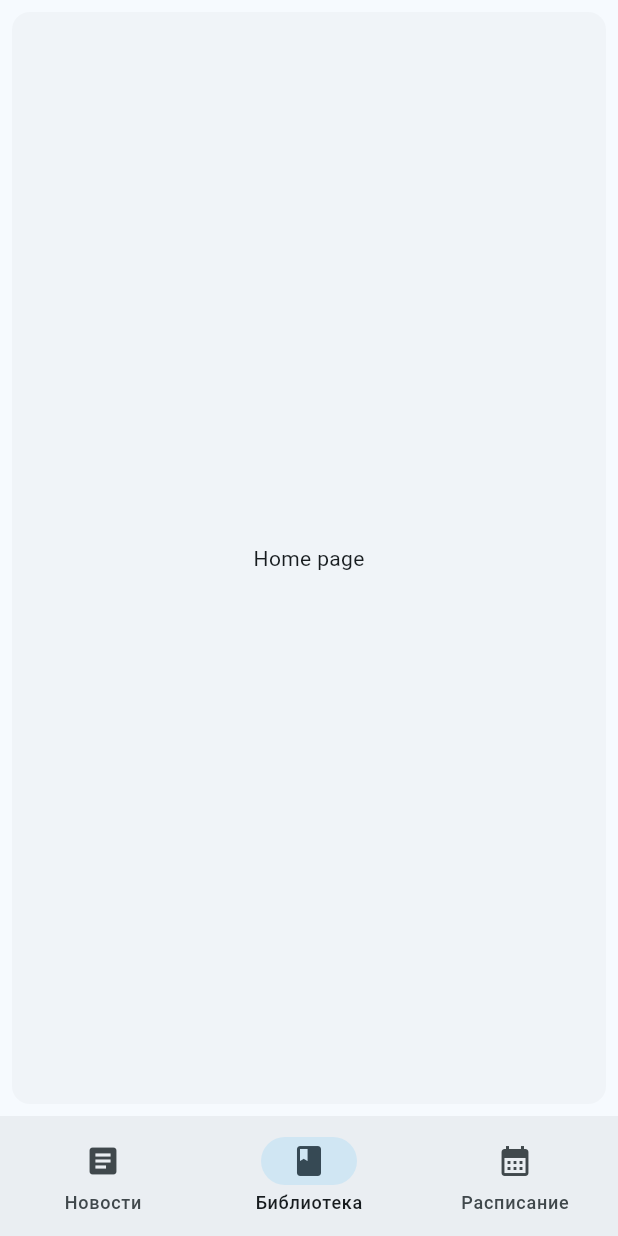
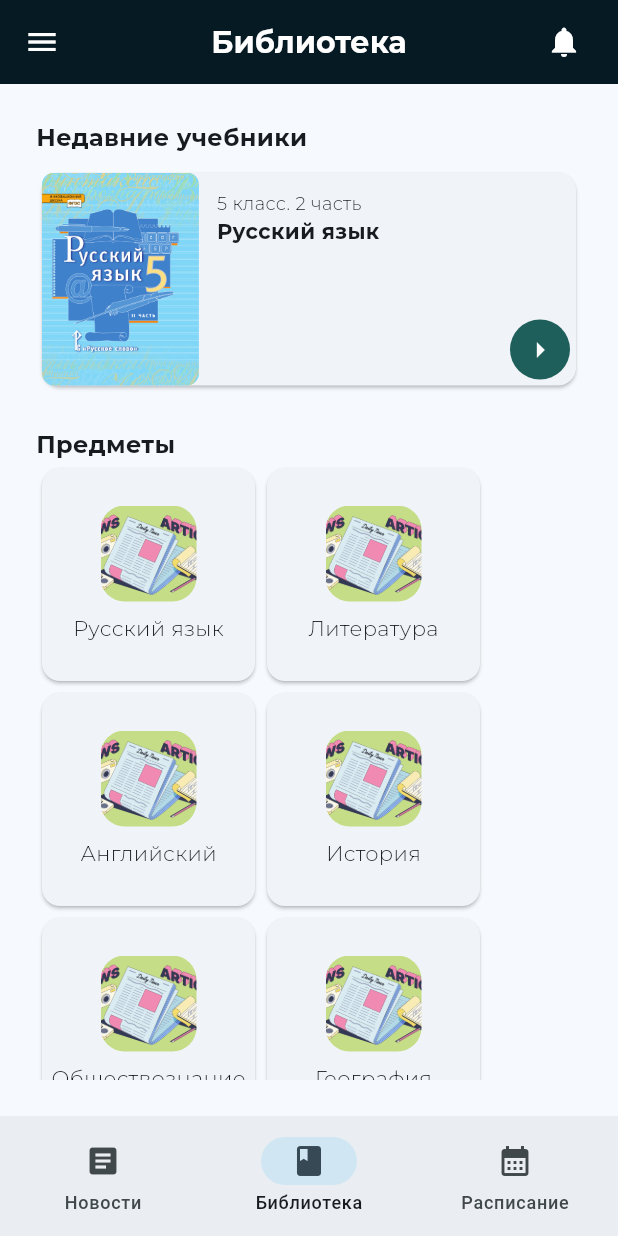
Before and after one commit to gabralava/school_manager, a Flutter app: the screen it shows after launch, item 2 of the bottom bar chosen, on a phone screen of 412 x 824 dp. Run offline on Flutter 3.47's test engine with Material 3 defaults, Android fonts, the phone set to English and light mode, and no system bars; project files that could hold a hidden picture were left out.

Commit message:
Adding library screen

```diff
--- a/lib/main.dart
+++ b/lib/main.dart
@@ -1,5 +1,6 @@
 
 import 'package:flutter/material.dart';
+import 'package:school_manager/presentation/library_page.dart';
 import 'package:school_manager/presentation/main_page.dart';
 
 void main() => runApp(const MyApp());
@@ -47,17 +48,7 @@ class _NavBarState extends State<NavBar> {
       ),
       body: <Widget>[
         const BasicScreen(),
-        const Card(
-          shadowColor: Colors.transparent,
-          margin: EdgeInsets.all(8.0),
-          child: SizedBox.expand(
-            child: Center(
-              child: Text(
-                'Home page',
-              ),
-            ),
-          ),
-        ),
+        const LibraryScreen(),
 
         const Padding(
           padding: EdgeInsets.all(8.0),
--- a/lib/presentation/custom_widgets/horizontal_card_widget.dart
+++ b/lib/presentation/custom_widgets/horizontal_card_widget.dart
@@ -1,3 +1,11 @@
+/*
+
+Здесь описаны виджеты с горизонтальным представлением, т.е с использованием Row()
+HorizontalCardWidget() используется в BasicScreen
+RecentBookWidget() используется в LibraryScreen
+
+*/
+
 import 'package:flutter/material.dart';
 
 class HorizontalCardWidget extends StatelessWidget {
@@ -12,7 +20,12 @@ class HorizontalCardWidget extends StatelessWidget {
           children: [
             ClipRRect(
               borderRadius: BorderRadius.circular(8),
-                        child: const Image(image: AssetImage('assets/images/BMD-3398.png'), width: 100, height: 100, fit: BoxFit.fitHeight,),
+              child: const Image(
+                image: AssetImage('assets/images/BMD-3398.png'),
+                width: 100,
+                height: 100,
+                fit: BoxFit.fitHeight,
+              ),
             ),
             const Padding(padding: EdgeInsets.only(right: 12)),
             const Padding(
@@ -20,8 +33,18 @@ class HorizontalCardWidget extends StatelessWidget {
               child: Column(
                 crossAxisAlignment: CrossAxisAlignment.start,
                 children: [
-                            Text('Headline', style: TextStyle(fontFamily: 'Montserrat', fontWeight: FontWeight.w700, fontSize: 14),),
-                            Text('Description', style: TextStyle(fontFamily: 'Montserrat', fontWeight: FontWeight.w400, fontSize: 12))
+                  Text(
+                    'Headline',
+                    style: TextStyle(
+                        fontFamily: 'Montserrat',
+                        fontWeight: FontWeight.w700,
+                        fontSize: 14),
+                  ),
+                  Text('Description',
+                      style: TextStyle(
+                          fontFamily: 'Montserrat',
+                          fontWeight: FontWeight.w400,
+                          fontSize: 12))
                 ],
               ),
             ),
@@ -32,9 +55,13 @@ class HorizontalCardWidget extends StatelessWidget {
               child: IconButton(
                 onPressed: null,
                 iconSize: 24,
-                            icon: Icon(Icons.arrow_right, color: Colors.white,),
+                icon: Icon(
+                  Icons.arrow_right,
+                  color: Colors.white,
+                ),
                 style: ButtonStyle(
-                              backgroundColor: MaterialStatePropertyAll(Color.fromRGBO(31, 95, 91, 1)),
+                  backgroundColor:
+                      MaterialStatePropertyAll(Color.fromRGBO(31, 95, 91, 1)),
                 ),
               ),
             ),
@@ -44,3 +71,63 @@ class HorizontalCardWidget extends StatelessWidget {
     );
   }
 }
+
+class RecentBookWidget extends StatelessWidget {
+  const RecentBookWidget({super.key});
+
+  @override
+  Widget build(BuildContext context) {
+    return SizedBox(
+      height: 150,
+      child: Card(
+        child: Row(
+          children: [
+            ClipRRect(
+              borderRadius: BorderRadius.circular(8),
+              child: const Image(
+                image: AssetImage('assets/images/Rus.jpg'),
+              ),
+            ),
+            const Padding(padding: EdgeInsets.only(right: 12)),
+            const Padding(
+              padding: EdgeInsets.only(top: 12, bottom: 12),
+              child: Column(
+                crossAxisAlignment: CrossAxisAlignment.start,
+                children: [
+                  Text('5 класс. 2 часть',
+                      style: TextStyle(
+                          fontFamily: 'Montserrat',
+                          fontWeight: FontWeight.w400,
+                          fontSize: 12)),
+                  Text(
+                    'Русский язык',
+                    style: TextStyle(
+                        fontFamily: 'Montserrat',
+                        fontWeight: FontWeight.w700,
+                        fontSize: 14),
+                  ),
+                ],
+              ),
+            ),
+            const Spacer(),
+            const Align(
+              alignment: Alignment.bottomRight,
+              child: IconButton(
+                onPressed: null,
+                iconSize: 24,
+                icon: Icon(
+                  Icons.arrow_right,
+                  color: Colors.white,
+                ),
+                style: ButtonStyle(
+                  backgroundColor:
+                      MaterialStatePropertyAll(Color.fromRGBO(31, 95, 91, 1)),
+                ),
+              ),
+            ),
+          ],
+        ),
+      ),
+    );
+  }
+}
--- /dev/null
+++ b/lib/presentation/custom_widgets/subject_widget.dart
@@ -0,0 +1,45 @@
+/*
+
+  SubjectWidget - виджет для предметов
+  Принимает 2 аргумента: subject, iconPath
+  subject - название предмета в виде строки (желательно писать с заглавной буквы)
+  iconPath - путь к иконке изображения
+  // TODO: Сделать чтобы можно было прописывать только название иконки (сделать дефолтным путь до иконки assets/icons/)
+  // TODO: Добавить папку icons в assets
+
+*/
+
+
+import 'package:flutter/material.dart';
+
+class SubjectWidget extends StatelessWidget {
+  final String subject;
+  final String iconPath;
+  const SubjectWidget(
+      {super.key, required this.subject, required this.iconPath});
+
+  @override
+  Widget build(BuildContext context) {
+    return SizedBox(
+      height: 150,
+      width: 150,
+      child: Card(
+        child: Column(
+          mainAxisAlignment: MainAxisAlignment.center,
+          children: [
+            ClipRRect(
+              borderRadius: BorderRadius.circular(16),
+              child: Image(
+              image: AssetImage(iconPath),
+              height: 64,
+              width: 64,
+              fit: BoxFit.cover,
+            )),
+            const Padding(padding: EdgeInsets.only(bottom: 8)),
+            Text(subject, style: TextStyle(fontFamily: 'Montserrat', fontWeight: FontWeight.w400, fontSize: 14),),
+          ],
+        ),
+      ),
+    );
+  }
+}
--- a/lib/presentation/custom_widgets/vertical_card_widget.dart
+++ b/lib/presentation/custom_widgets/vertical_card_widget.dart
@@ -1,3 +1,10 @@
+/*
+
+Здесь описаны виджеты с вертикальным представлением, т.е. с использованием Column()
+VerticalCardWidget() используется в BasicScreen
+
+*/
+
 import 'package:flutter/material.dart';
 
 class VerticalCardWidget extends StatelessWidget {
@@ -13,15 +20,28 @@ class VerticalCardWidget extends StatelessWidget {
         children: [
           ClipRRect(
             borderRadius: BorderRadius.circular(8),
-                              child: const Image(image: AssetImage('assets/images/BMD-3398.png'), height: 150, fit: BoxFit.fitHeight),
+            child: const Image(
+                image: AssetImage('assets/images/BMD-3398.png'),
+                height: 150,
+                fit: BoxFit.fitHeight),
           ),
           const Padding(
             padding: EdgeInsets.all(12),
             child: Column(
               crossAxisAlignment: CrossAxisAlignment.start,
               children: [
-                                  Text('Headline', style: TextStyle(fontFamily: 'Montserrat', fontWeight: FontWeight.w700, fontSize: 14)),
-                                  Text('Description', style: TextStyle(fontFamily: 'Montserrat', fontWeight: FontWeight.w400, fontSize: 12),),
+                Text('Headline',
+                    style: TextStyle(
+                        fontFamily: 'Montserrat',
+                        fontWeight: FontWeight.w700,
+                        fontSize: 14)),
+                Text(
+                  'Description',
+                  style: TextStyle(
+                      fontFamily: 'Montserrat',
+                      fontWeight: FontWeight.w400,
+                      fontSize: 12),
+                ),
                 Padding(padding: EdgeInsets.only(bottom: 48)),
                 Align(
                   alignment: Alignment.bottomRight,
@@ -31,20 +51,18 @@ class VerticalCardWidget extends StatelessWidget {
                     child: ElevatedButton(
                       onPressed: null,
                       style: ButtonStyle(
-                                          backgroundColor: MaterialStatePropertyAll(Color.fromRGBO(31, 95, 91, 1))
-                                        ),
-                                        child: Text('Перейти', style: TextStyle(color: Colors.white, fontSize: 12)),
+                          backgroundColor: MaterialStatePropertyAll(
+                              Color.fromRGBO(31, 95, 91, 1))),
+                      child: Text('Перейти',
+                          style: TextStyle(color: Colors.white, fontSize: 12)),
                     ),
                   ),
                 )
               ],
             ),
           )
-
         ],
-                        )
-
-                      ),
+      )),
     );
   }
 }
--- /dev/null
+++ b/lib/presentation/library_page.dart
@@ -0,0 +1,192 @@
+import 'package:flutter/material.dart';
+import 'package:school_manager/presentation/custom_widgets/horizontal_card_widget.dart';
+import 'package:school_manager/presentation/custom_widgets/subject_widget.dart';
+
+class LibraryScreen extends StatelessWidget {
+  const LibraryScreen({super.key});
+
+  @override
+  Widget build(BuildContext context) {
+    return Scaffold(
+      appBar: AppBar(
+        title: const Text(
+          'Библиотека',
+          style: TextStyle(
+            fontFamily: 'Montserrat',
+            fontWeight: FontWeight.w800,
+            fontSize: 20,
+            color: Colors.white,
+          ),
+        ),
+        iconTheme: const IconThemeData(color: Colors.white),
+        centerTitle: true,
+        actions: const [
+          Padding(
+              padding: EdgeInsets.only(right: 24),
+              child: Icon(Icons.notifications)),
+        ],
+        backgroundColor: const Color.fromRGBO(6, 26, 35, 1),
+      ),
+      drawer: const Drawer(
+        backgroundColor: Colors.white,
+        child: Column(
+          children: <Widget>[
+            DrawerHeader(
+                child: Column(
+              children: <Widget>[
+                Icon(
+                  Icons.account_circle,
+                  size: 48,
+                ),
+                Text(
+                    style: TextStyle(
+                      fontFamily: 'Montserrat',
+                      fontWeight: FontWeight.w800,
+                      fontSize: 20,
+                    ),
+                    'Абралава Георгий'),
+                Text('Ученик 11а класса',
+                    style: TextStyle(
+                      fontFamily: 'Montserrat',
+                      fontWeight: FontWeight.w400,
+                      fontSize: 14,
+                    )),
+                Padding(padding: EdgeInsets.only(top: 19)),
+                Text(
+                  'Средняя успеваемость: 4.5',
+                  style: TextStyle(
+                      fontFamily: 'Montserrat',
+                      fontWeight: FontWeight.w400,
+                      fontSize: 12),
+                ),
+              ],
+            )),
+            Padding(
+              padding:
+                  EdgeInsets.only(top: 12, left: 24, right: 24, bottom: 12),
+              child: Column(
+                children: [
+                  Row(
+                    children: [
+                      Icon(Icons.account_circle),
+                      Padding(padding: EdgeInsets.only(right: 12)),
+                      Text(
+                        'Личный кабинет',
+                        style: TextStyle(
+                            fontFamily: 'Montserrat',
+                            fontSize: 14,
+                            fontWeight: FontWeight.w800),
+                      )
+                    ],
+                  ),
+                  Padding(padding: EdgeInsets.only(bottom: 12)),
+                  Row(
+                    children: [
+                      Icon(Icons.group),
+                      Padding(padding: EdgeInsets.only(right: 12)),
+                      Text(
+                        'Группа',
+                        style: TextStyle(
+                            fontFamily: 'Montserrat',
+                            fontSize: 14,
+                            fontWeight: FontWeight.w800),
+                      )
+                    ],
+                  ),
+                  Padding(padding: EdgeInsets.only(bottom: 12)),
+                  Row(
+                    children: [
+                      Icon(Icons.work),
+                      Padding(padding: EdgeInsets.only(right: 12)),
+                      Text(
+                        'Сотрудники',
+                        style: TextStyle(
+                            fontFamily: 'Montserrat',
+                            fontSize: 14,
+                            fontWeight: FontWeight.w800),
+                      )
+                    ],
+                  )
+                ],
+              ),
+            )
+          ],
+        ),
+      ),
+      body: Padding(
+        padding: const EdgeInsets.all(24),
+        child: ListView(
+          children: const [
+            Text('Недавние учебники',
+                style: TextStyle(
+                    fontFamily: 'Montserrat',
+                    fontWeight: FontWeight.w800,
+                    fontSize: 16)),
+            Padding(padding: EdgeInsets.only(bottom: 8)),
+            RecentBookWidget(),
+            Padding(padding: EdgeInsets.only(bottom: 24)),
+            Text('Предметы',
+                style: TextStyle(
+                    fontFamily: 'Montserrat',
+                    fontWeight: FontWeight.w800,
+                    fontSize: 16)),
+            Column(
+              children: [
+                Row(
+                  children: [
+                    // subject - название предмета
+                    // iconPath - путь к иконке (обязательно assets/images/)
+                    SubjectWidget(
+                      subject: 'Русский язык',
+                      iconPath: 'assets/images/BMD-3398.png',
+                    ),
+                    SubjectWidget(
+                      subject: 'Литература',
+                      iconPath: 'assets/images/BMD-3398.png',
+                    ),
+                  ],
+                ),
+                Row(
+                  children: [
+                    SubjectWidget(
+                      subject: 'Английский',
+                      iconPath: 'assets/images/BMD-3398.png',
+                    ),
+                    SubjectWidget(
+                      subject: 'История',
+                      iconPath: 'assets/images/BMD-3398.png',
+                    ),
+                  ],
+                ),
+                Row(
+                  children: [
+                    SubjectWidget(
+                      subject: 'Обществознание',
+                      iconPath: 'assets/images/BMD-3398.png',
+                    ),
+                    SubjectWidget(
+                      subject: 'География',
+                      iconPath: 'assets/images/BMD-3398.png',
+                    ),
+                  ],
+                ),
+                Row(
+                  children: [
+                    SubjectWidget(
+                      subject: 'ОБЖ',
+                      iconPath: 'assets/images/BMD-3398.png',
+                    ),
+                    SubjectWidget(
+                      subject: 'Физика',
+                      iconPath: 'assets/images/BMD-3398.png',
+                    ),
+                  ],
+                ),
+              ],
+            )
+          ],
+        ),
+      ),
+    );
+  }
+}
--- a/lib/presentation/main_page.dart
+++ b/lib/presentation/main_page.dart
@@ -96,7 +96,7 @@ class BasicScreen extends StatelessWidget {
         padding: const EdgeInsets.all(24),
         child: ListView(
           children: [
-            const Text('Главное меню', style: TextStyle(fontFamily: 'Montserrat', fontWeight: FontWeight.w800, fontSize: 16)),
+            const Text('Главные новости', style: TextStyle(fontFamily: 'Montserrat', fontWeight: FontWeight.w800, fontSize: 16)),
             const Padding(padding: EdgeInsets.only(bottom: 4)),
             SizedBox(
               height: 300,
```
Also changed, not shown: assets/images/Rus.jpg (added). Lines whose indentation alone changed are shown as unchanged.
